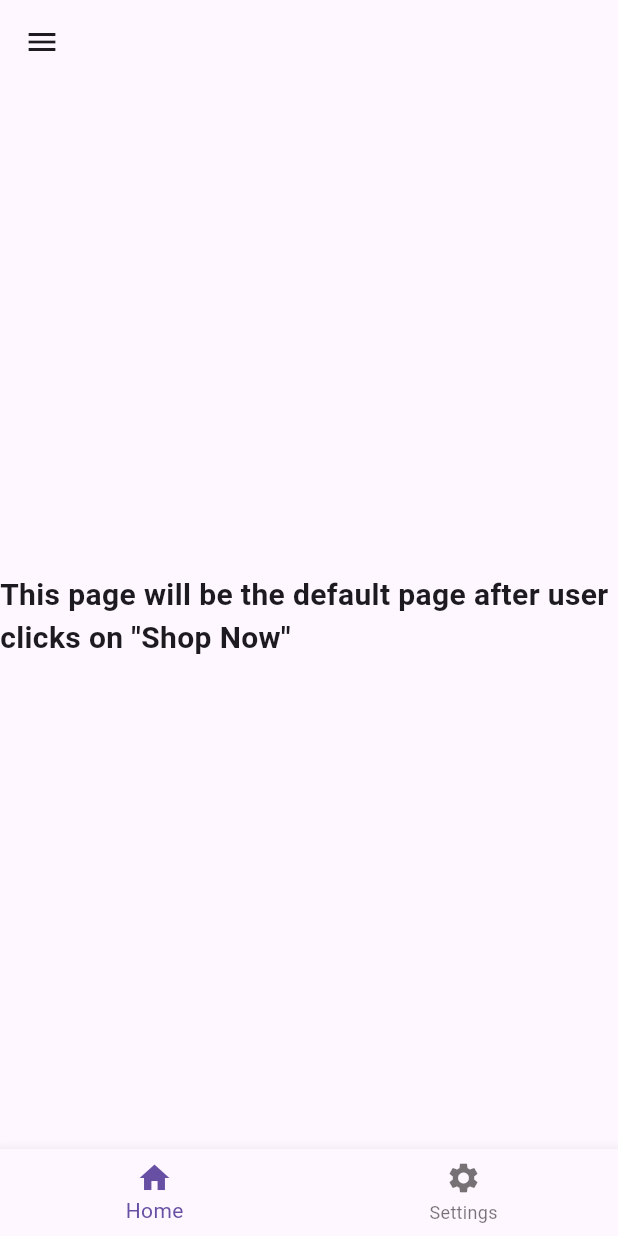
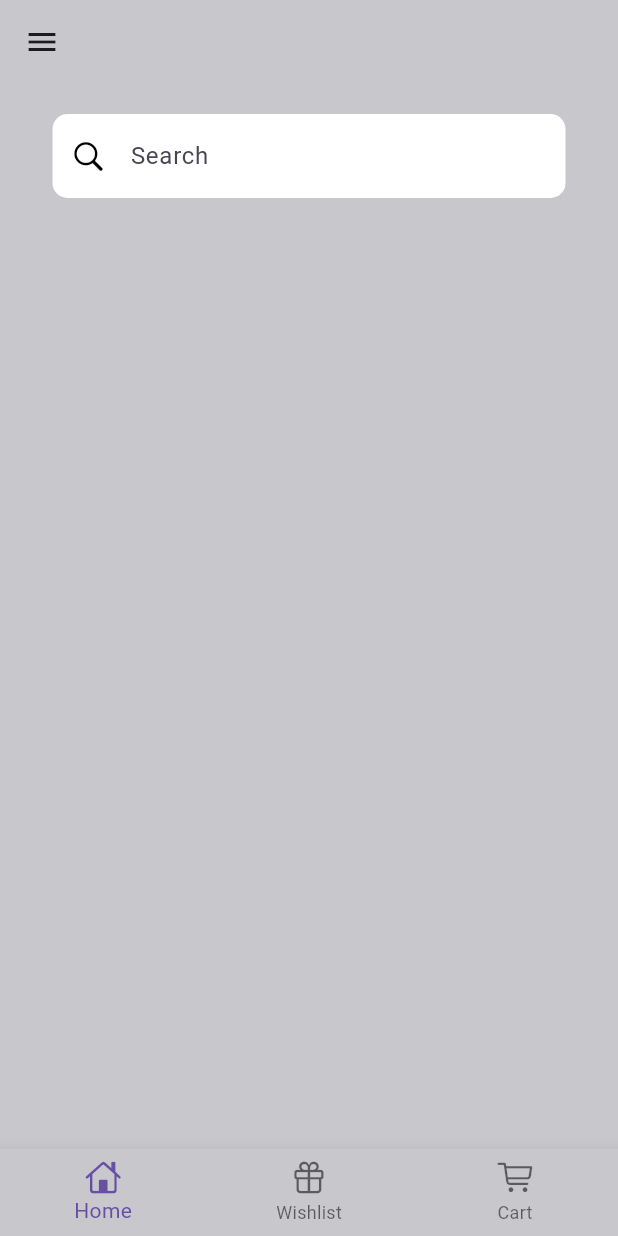
Before and after one commit to Azm1-afk/E_commerce_flutter, a Flutter app: the HomePage screen opened directly, on a phone screen of 412 x 824 dp. Run offline on Flutter 3.47's test engine with Material 3 defaults, Android fonts, the phone set to English and light mode, and no system bars.

Commit message:
Icons, search bar, another bottom nav bar item
removed outline from search bar, will edit the main page of the app in near future to display all of the products/items.

```diff
--- a/lib/main.dart
+++ b/lib/main.dart
@@ -1,4 +1,5 @@
 import 'package:e_commerce_app/pages/intro_page.dart';
+import 'package:e_commerce_app/pages/landing_page.dart';
 import 'package:flutter/material.dart';
 
 
--- /dev/null
+++ b/lib/pages/cart_page.dart
@@ -0,0 +1,17 @@
+import 'package:flutter/material.dart';
+
+class CartPage extends StatefulWidget {
+  const CartPage({super.key});
+
+  @override
+  State<CartPage> createState() => _CartPageState();
+}
+
+class _CartPageState extends State<CartPage> {
+  @override
+  Widget build(BuildContext context) {
+    return Scaffold(
+      body: Center(child: Text('Cart Page')),
+    );
+  }
+}
--- a/lib/pages/home_page.dart
+++ b/lib/pages/home_page.dart
@@ -1,5 +1,7 @@
+import 'package:e_commerce_app/pages/cart_page.dart';
 import 'package:e_commerce_app/pages/wishlist_page.dart';
 import 'package:e_commerce_app/pages/landing_page.dart';
+import 'package:flutter/cupertino.dart';
 import 'package:flutter/material.dart';
 
 class HomePage extends StatefulWidget {
@@ -18,45 +20,56 @@ class _HomePageState extends State<HomePage> {
     });
   }
 
-  final List _pages = const [LandingPage(), WishlistPage()];
+  final List _pages = const [LandingPage(), WishlistPage(), CartPage()];
 
   @override
   Widget build(BuildContext context) {
     return Scaffold(
-      appBar: AppBar(backgroundColor: Colors.transparent),
+      appBar: AppBar(backgroundColor: CupertinoColors.systemGrey3),
 
       body: _pages[_selectedIndex],
 
       bottomNavigationBar: BottomNavigationBar(
+
+        backgroundColor: CupertinoColors.systemGrey3,
+
         currentIndex: _selectedIndex,
         onTap: _onTapChange,
 
         items: [
-          BottomNavigationBarItem(icon: Icon(Icons.home), label: 'Home'),
+          BottomNavigationBarItem(
+              icon: Icon(CupertinoIcons.home),
+              label: 'Home'
+          ),
 
           BottomNavigationBarItem(
-            icon: Icon(Icons.settings),
-            label: 'Settings',
+            icon: Icon(CupertinoIcons.gift),
+            label: 'Wishlist',
+          ),
+
+          BottomNavigationBarItem(
+            icon: Icon(CupertinoIcons.cart),
+            label: 'Cart',
           ),
         ],
       ),
 
       drawer: Drawer(
-        child: Column(
+        child: ListView(
+          padding: EdgeInsets.zero,
           children: [
-            SizedBox(height: 45),
-            Icon(Icons.apple, size: 50),
-
-            Padding(
-              padding: const EdgeInsets.only(left: 20.0, right: 20.0, top: 20),
-              child: Divider(height: 20),
+            DrawerHeader(
+              decoration: BoxDecoration(color: CupertinoColors.systemGrey2),
+              child: Icon(Icons.apple, size: 50),
             ),
 
-            ListView(
-              padding: EdgeInsets.zero,
-              children: [],
-            )
+            SizedBox.square(dimension: 40),
 
+            ListTile(
+              // THIS IS BASICALLY THE MAIN THING
+              leading: Icon(CupertinoIcons.settings_solid),
+              title: Text('SETTINGS', style: TextStyle(letterSpacing: 1.5)),
+            ),
           ],
         ),
       ),
--- a/lib/pages/intro_page.dart
+++ b/lib/pages/intro_page.dart
@@ -1,4 +1,5 @@
 import 'package:e_commerce_app/pages/home_page.dart';
+import 'package:e_commerce_app/pages/landing_page.dart';
 import 'package:flutter/material.dart';
 
 class IntroPage extends StatefulWidget {
--- a/lib/pages/landing_page.dart
+++ b/lib/pages/landing_page.dart
@@ -1,3 +1,4 @@
+import 'package:flutter/cupertino.dart';
 import 'package:flutter/material.dart';
 
 class LandingPage extends StatefulWidget {
@@ -11,16 +12,27 @@ class _LandingPageState extends State<LandingPage> {
   @override
   Widget build(BuildContext context) {
     return Scaffold(
-      body: Center(
-        child: Column(
-          mainAxisAlignment: MainAxisAlignment.center,
-          children: [
-            Text(
-              'This page will be the default page after user clicks on "Shop Now"',
-              style: TextStyle(fontWeight: FontWeight.bold, fontSize: 20),
+      backgroundColor: CupertinoColors.systemGrey3,
+      body: Column(
+        children: [
+          Padding(
+            padding: const EdgeInsets.only(top: 20, left: 35, right: 35, bottom: 35),
+            child: TextField(
+              decoration: InputDecoration(
+                prefixIconColor: Colors.black,
+                prefixIcon: Icon(CupertinoIcons.search),
+                hintText: 'Search',
+                filled: true,
+                fillColor: CupertinoColors.white,
+                border: OutlineInputBorder(
+                  borderSide: BorderSide.none,
+                  borderRadius: BorderRadius.circular(10),
+                ),
+
+              ),
             ),
-          ],
-        ),
+          ),
+        ],
       ),
     );
   }
```
